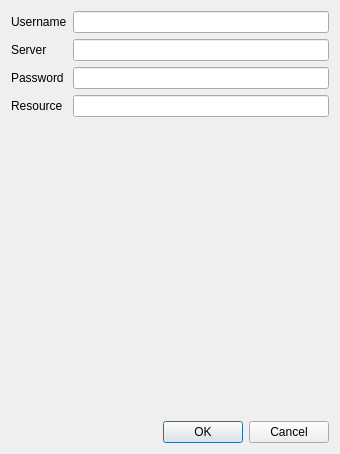
Old version of the form src/plugins/protocols/xmpp/gui/XmppAccountWindow.ui in the repository astralaster/oxofrmbl.
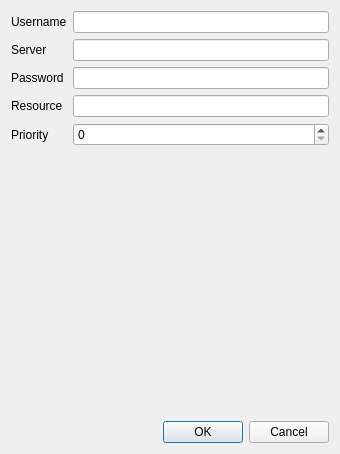
New version of the form.

Patch:
```diff
--- a/src/plugins/protocols/xmpp/gui/XmppAccountWindow.ui
+++ b/src/plugins/protocols/xmpp/gui/XmppAccountWindow.ui
@@ -56,7 +56,17 @@
         </widget>
        </item>
        <item row="3" column="1">
-        <widget class="QLineEdit" name="resource"/>
+        <widget class="QLineEdit" name="resourceEdit"/>
+       </item>
+       <item row="4" column="0">
+        <widget class="QLabel" name="label_5">
+         <property name="text">
+          <string>Priority</string>
+         </property>
+        </widget>
+       </item>
+       <item row="4" column="1">
+        <widget class="QSpinBox" name="prioritySpinBox"/>
        </item>
       </layout>
      </item>
```
Left out of the diff: 10 changed lines with no effect on the pictures.
